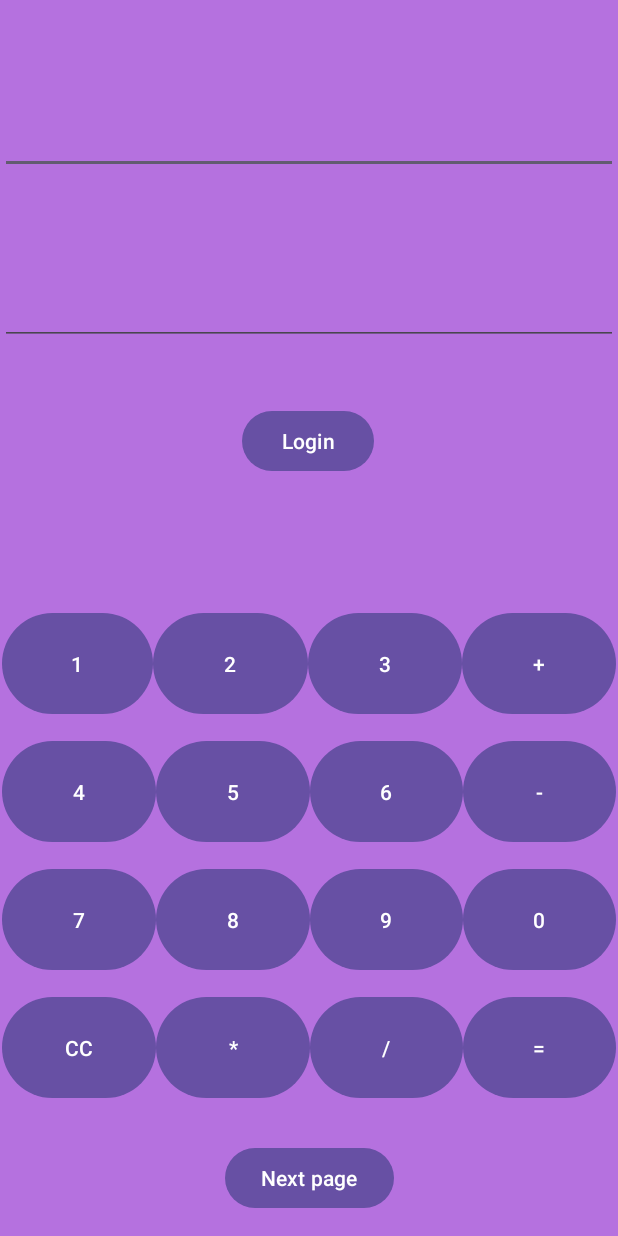
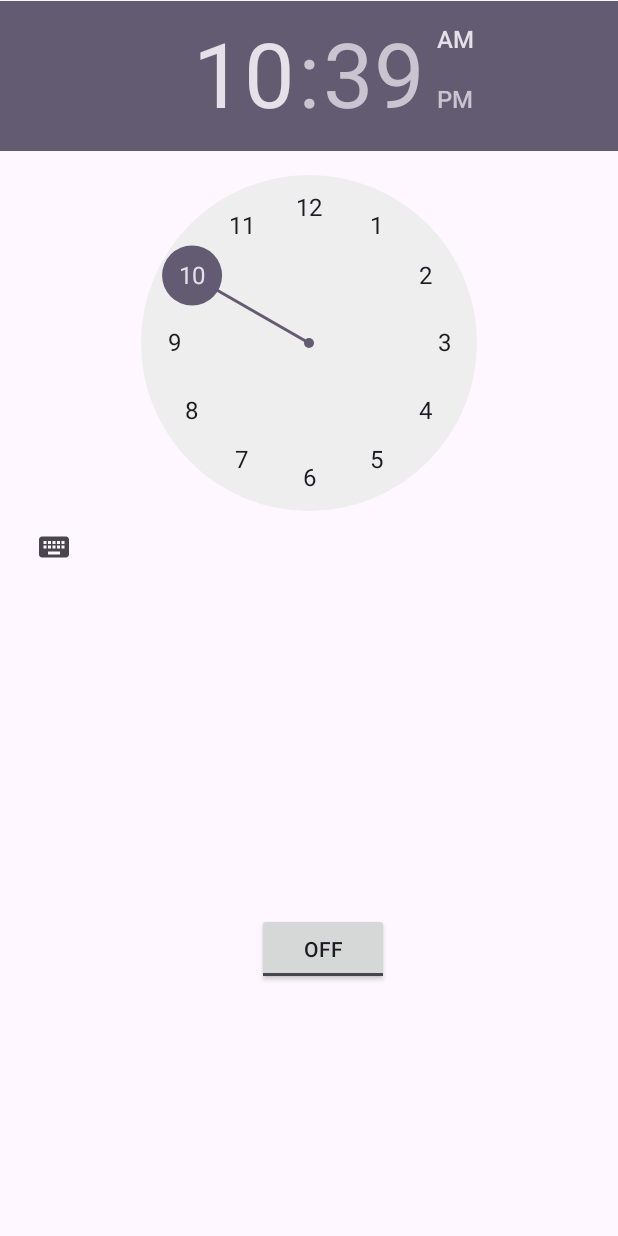
Before and after one commit to Nanthana2003/appDev, an Android app: the screen it shows after launch (MainActivity before the commit, Activity_3 after it), after a tap on "Login", on a phone screen of 412 x 824 dp. Run offline under Robolectric (Android 15) with nearby library versions, the phone set to English and light mode, and no system bars.

Commit message:
added alarm feature

```diff
--- a/app/src/main/AndroidManifest.xml
+++ b/app/src/main/AndroidManifest.xml
@@ -3,7 +3,10 @@
     xmlns:tools="http://schemas.android.com/tools">
     <uses-permission android:name="android.permission.CAMERA" />
     <uses-feature android:name="android.hardware.camera" />
+
+    <uses-permission android:name="android.permission.VIBRATE" />
     <uses-permission android:name="android.permission.WRITE_EXTERNAL_STORAGE" />
+    <uses-permission android:name="android.permission.READ_EXTERNAL_STORAGE"/>
     <uses-feature android:name="android.hardware.camera.autofocus" />
     <uses-permission android:name="android.permission.INTERNET"/>
 
@@ -45,6 +48,9 @@
                 <category android:name="android.intent.category.DEFAULT" />
             </intent-filter>
         </activity>
+        <receiver android:name=".AlarmReceiver" android:exported="true">
+            <!-- No intent-filter needed unless you intend for external apps to use this receiver -->
+        </receiver>
     </application>
 
 </manifest>
--- a/app/src/main/java/com/example/myapplication/Activity_3.java
+++ b/app/src/main/java/com/example/myapplication/Activity_3.java
@@ -1,15 +1,77 @@
 package com.example.myapplication;
 
+import android.app.AlarmManager;
+import android.app.PendingIntent;
+import android.content.Context;
+import android.content.Intent;
+import android.media.MediaPlayer;
+import android.media.Ringtone;
+import android.media.RingtoneManager;
+import android.net.Uri;
 import android.os.Bundle;
+import android.os.Vibrator;
+import android.util.Log;
+import android.view.View;
+import android.widget.TimePicker;
+import android.widget.Toast;
+import android.widget.ToggleButton;
 
 import androidx.activity.EdgeToEdge;
 import androidx.appcompat.app.AppCompatActivity;
 
+import java.util.Calendar;
+
 public class Activity_3 extends AppCompatActivity {
+    TimePicker alarmTimePicker;
+    PendingIntent pendingIntent;
+    AlarmManager alarmManager;
+    MediaPlayer mediaPlayer;
     @Override
     protected void onCreate(Bundle savedInstanceState){
         super.onCreate(savedInstanceState);
         EdgeToEdge.enable(this);
         setContentView(R.layout.activity_3);
+        alarmTimePicker = (TimePicker) findViewById(R.id.timePicker);
+        alarmManager = (AlarmManager) getSystemService(ALARM_SERVICE);
+        mediaPlayer = MediaPlayer.create(this, R.raw.alertsound);
+        if (mediaPlayer != null) {
+            Log.w("alarm main", "It is ringing");
+            mediaPlayer.start();
+        } else {
+            // Handle MediaPlayer initialization error
+        }
+    }
+    public void OnToggleClicked(View view) {
+        long time;
+        if (((ToggleButton) view).isChecked()) {
+            Toast.makeText(Activity_3.this, "ALARM ON", Toast.LENGTH_SHORT).show();
+            Calendar calendar = Calendar.getInstance();
+
+            // calendar is called to get current time in hour and minute
+            calendar.set(Calendar.HOUR_OF_DAY, alarmTimePicker.getCurrentHour());
+            calendar.set(Calendar.MINUTE, alarmTimePicker.getCurrentMinute());
+
+            // using intent i have class AlarmReceiver class which inherits
+            // BroadcastReceiver
+            Intent intent = new Intent(this, AlarmReceiver.class);
+
+            // we call broadcast using pendingIntent
+            pendingIntent = PendingIntent.getBroadcast(this, 0, intent, PendingIntent.FLAG_IMMUTABLE);
+
+            time = (calendar.getTimeInMillis() - (calendar.getTimeInMillis() % 60000));
+            if (System.currentTimeMillis() > time) {
+                // setting time as AM and PM
+                if (Calendar.AM_PM == 0)
+                    time = time + (1000 * 60 * 60 * 12);
+                else
+                    time = time + (1000 * 60 * 60 * 24);
+            }
+            // Alarm rings continuously until toggle button is turned off
+            alarmManager.setRepeating(AlarmManager.RTC_WAKEUP, time, 10000, pendingIntent);
+            // alarmManager.set(AlarmManager.RTC_WAKEUP, System.currentTimeMillis() + (time * 1000), pendingIntent);
+        } else {
+            alarmManager.cancel(pendingIntent);
+            Toast.makeText(Activity_3.this, "ALARM OFF", Toast.LENGTH_SHORT).show();
+        }
     }
 }
--- a/app/src/main/java/com/example/myapplication/MainActivity.java
+++ b/app/src/main/java/com/example/myapplication/MainActivity.java
@@ -82,65 +82,66 @@ public class MainActivity extends AppCompatActivity {
     }
 
     public void loginFunc(View view){
+        openActivity3();
 
-        EditText uname = (EditText)findViewById(R.id.name);
-        EditText upass = (EditText)findViewById(R.id.password);
-        String username = uname.getText().toString();
-        String password = upass.getText().toString();
-        String uri = "http://10.0.2.2:5000/login";
-        MediaType MEDIA_TYPE_JSON = MediaType.parse("application/json; charset=utf-8");
-        JSONObject postData = new JSONObject();
-        try {
-            postData.put("name", username);
-            postData.put("passwd", password);
-        } catch (JSONException e) {
-            e.printStackTrace();
-        }
-
-        RequestBody body = RequestBody.create(MEDIA_TYPE_JSON, postData.toString());
-
-        Request request = new Request.Builder()
-                .url(uri)
-                .post(body)
-                .build();
-
-        okHttpClient.newCall(request).enqueue(new Callback() {
-            @Override
-            // called if server is unreachable
-            public void onFailure(@NotNull Call call, @NotNull IOException e) {
-                runOnUiThread(new Runnable() {
-                    @Override
-                    public void run() {
-                        Log.w("server", e.getMessage());
-                        Toast.makeText(MainActivity.this, "server down", Toast.LENGTH_SHORT).show();
-//                        pagenameTextView.setText("error connecting to the server");
-                    }
-                });
-            }
-
-            @Override
-            // called if we get a
-            // response from the server
-            public void onResponse(
-                    @NotNull Call call,
-                    @NotNull Response response)
-                    throws IOException {
-                if (response.isSuccessful()) {
-                    String responseData = response.body().string();
-                    // Do something with the response data
-                    Log.w("Response", responseData);
-                    editor.putString("name", username);
-                    editor.apply();
-                    String myname = sharedPref.getString("name", "default");
-                    Log.w("shared preference", myname);
-                    openActivity3();
-
-                } else {
-                    // Handle unsuccessful response
-                    Log.w("Response", "Unsuccessful: " + response);
-                }
-            }
-        });
+//        EditText uname = (EditText)findViewById(R.id.name);
+//        EditText upass = (EditText)findViewById(R.id.password);
+//        String username = uname.getText().toString();
+//        String password = upass.getText().toString();
+//        String uri = "http://10.0.2.2:5000/login";
+//        MediaType MEDIA_TYPE_JSON = MediaType.parse("application/json; charset=utf-8");
+//        JSONObject postData = new JSONObject();
+//        try {
+//            postData.put("name", username);
+//            postData.put("passwd", password);
+//        } catch (JSONException e) {
+//            e.printStackTrace();
+//        }
+//
+//        RequestBody body = RequestBody.create(MEDIA_TYPE_JSON, postData.toString());
+//
+//        Request request = new Request.Builder()
+//                .url(uri)
+//                .post(body)
+//                .build();
+//
+//        okHttpClient.newCall(request).enqueue(new Callback() {
+//            @Override
+//            // called if server is unreachable
+//            public void onFailure(@NotNull Call call, @NotNull IOException e) {
+//                runOnUiThread(new Runnable() {
+//                    @Override
+//                    public void run() {
+//                        Log.w("server", e.getMessage());
+//                        Toast.makeText(MainActivity.this, "server down", Toast.LENGTH_SHORT).show();
+////                        pagenameTextView.setText("error connecting to the server");
+//                    }
+//                });
+//            }
+//
+//            @Override
+//            // called if we get a
+//            // response from the server
+//            public void onResponse(
+//                    @NotNull Call call,
+//                    @NotNull Response response)
+//                    throws IOException {
+//                if (response.isSuccessful()) {
+//                    String responseData = response.body().string();
+//                    // Do something with the response data
+//                    Log.w("Response", responseData);
+//                    editor.putString("name", username);
+//                    editor.apply();
+//                    String myname = sharedPref.getString("name", "default");
+//                    Log.w("shared preference", myname);
+//                    openActivity3();
+//
+//                } else {
+//                    // Handle unsuccessful response
+//                    Log.w("Response", "Unsuccessful: " + response);
+//                }
+//            }
+//        });
 
     }
 
--- a/app/src/main/res/layout/activity_3.xml
+++ b/app/src/main/res/layout/activity_3.xml
@@ -5,13 +5,34 @@
     android:layout_width="match_parent"
     android:layout_height="match_parent">
 
-    <TextView
-        android:id="@+id/textView"
+    <!--Added Toggle Button to set the alarm on or off-->
+    <!--ByDefault toggleButton is set to false-->
+
+    <TimePicker
+        android:id="@+id/timePicker"
         android:layout_width="wrap_content"
         android:layout_height="wrap_content"
-        android:text="Hello and welcome to the app user"
+        android:layout_gravity="center"
+        android:layout_marginStart="16dp"
         app:layout_constraintBottom_toBottomOf="parent"
         app:layout_constraintEnd_toEndOf="parent"
+        app:layout_constraintHorizontal_bias="1.0"
         app:layout_constraintStart_toStartOf="parent"
-        app:layout_constraintTop_toTopOf="parent" />
+        app:layout_constraintTop_toTopOf="parent"
+        app:layout_constraintVertical_bias="0.002" />
+
+    <ToggleButton
+        android:id="@+id/toggleButton"
+        android:layout_width="wrap_content"
+        android:layout_height="wrap_content"
+        android:layout_gravity="center"
+        android:layout_margin="20dp"
+        android:checked="false"
+        android:onClick="OnToggleClicked"
+        app:layout_constraintBottom_toBottomOf="parent"
+        app:layout_constraintEnd_toEndOf="parent"
+        app:layout_constraintHorizontal_bias="0.532"
+        app:layout_constraintStart_toStartOf="parent"
+        app:layout_constraintTop_toTopOf="parent"
+        app:layout_constraintVertical_bias="0.8" />
 </androidx.constraintlayout.widget.ConstraintLayout>
```
Also changed, not shown: app/src/main/java/com/example/myapplication/AlarmReceiver.java (added, +89 -0 lines), 1 other file.
